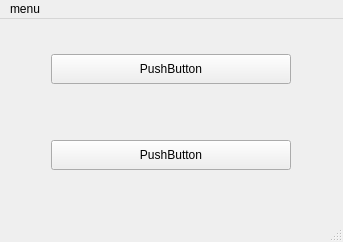
This is mainwindow.ui in btnt51/ekzamen as Qt 5 draws it before an edit. The edited form follows.
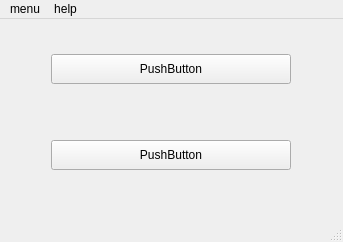
This is the edited form.

Commit message: Updating codebase, adding help window

Diff of the .ui file:
```diff
--- a/mainwindow.ui
+++ b/mainwindow.ui
@@ -159,7 +159,7 @@
      <x>0</x>
      <y>0</y>
      <width>343</width>
-     <height>20</height>
+     <height>21</height>
     </rect>
    </property>
    <widget class="QMenu" name="menumenu">
@@ -171,7 +171,14 @@
     <addaction name="actionNew_note"/>
     <addaction name="actionAll_notes"/>
    </widget>
+   <widget class="QMenu" name="menuhelp">
+    <property name="title">
+     <string>help</string>
+    </property>
+    <addaction name="actionHelp"/>
+   </widget>
    <addaction name="menumenu"/>
+   <addaction name="menuhelp"/>
   </widget>
   <widget class="QStatusBar" name="statusbar"/>
   <action name="actionNew_note">
```
Left out of the diff: 8 changed lines with no effect on the pictures. The commit also changes 15 other files.
